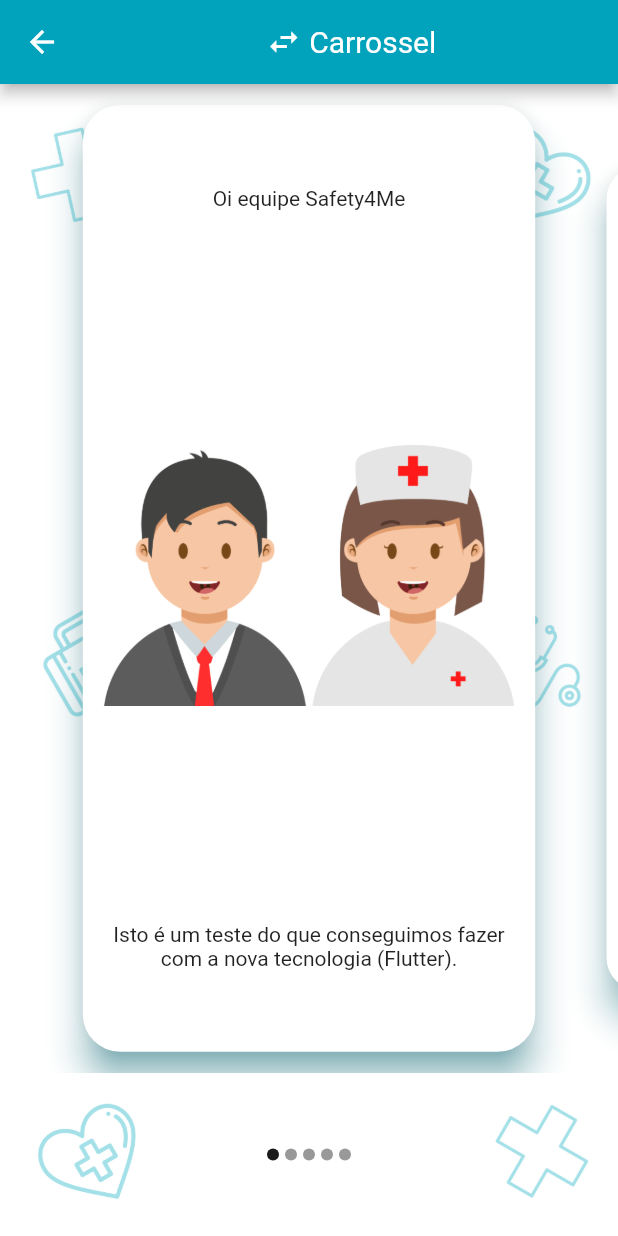
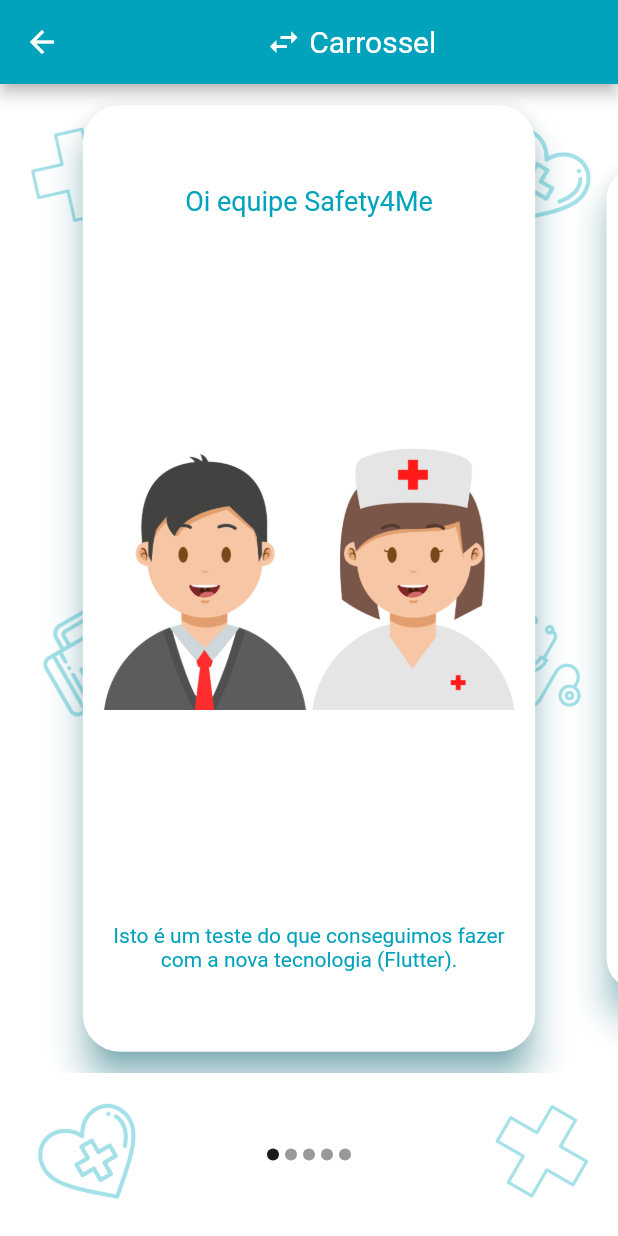
Before and after one commit to plucenio/FlutterPocs, a Flutter app: the CarousselPage screen opened by its route, on a phone screen of 412 x 824 dp. Run offline on Flutter 3.47's test engine with Material 2 defaults, Android fonts, the phone set to English and light mode, and no system bars; drawn by our look-alikes of carousel_slider.

Commit message:
Add text style.

```diff
--- a/poc_consumo_api_json/lib/pages/caroussel_page.dart
+++ b/poc_consumo_api_json/lib/pages/caroussel_page.dart
@@ -119,7 +119,11 @@
                       child: Column(
                         mainAxisAlignment: MainAxisAlignment.spaceEvenly,
                         children: [
-                          Text(item.title),
+                          Text(
+                            item.title,
+                            style: TextStyle(
+                                color: pacificBlueColor, fontSize: 18),
+                          ),
                           SizedBox(
                             height: 15,
                           ),
@@ -134,6 +138,7 @@
                             child: Text(
                               item.description,
                               textAlign: TextAlign.center,
+                              style: TextStyle(color: pacificBlueColor),
                             ),
                           ),
                         ],
```
